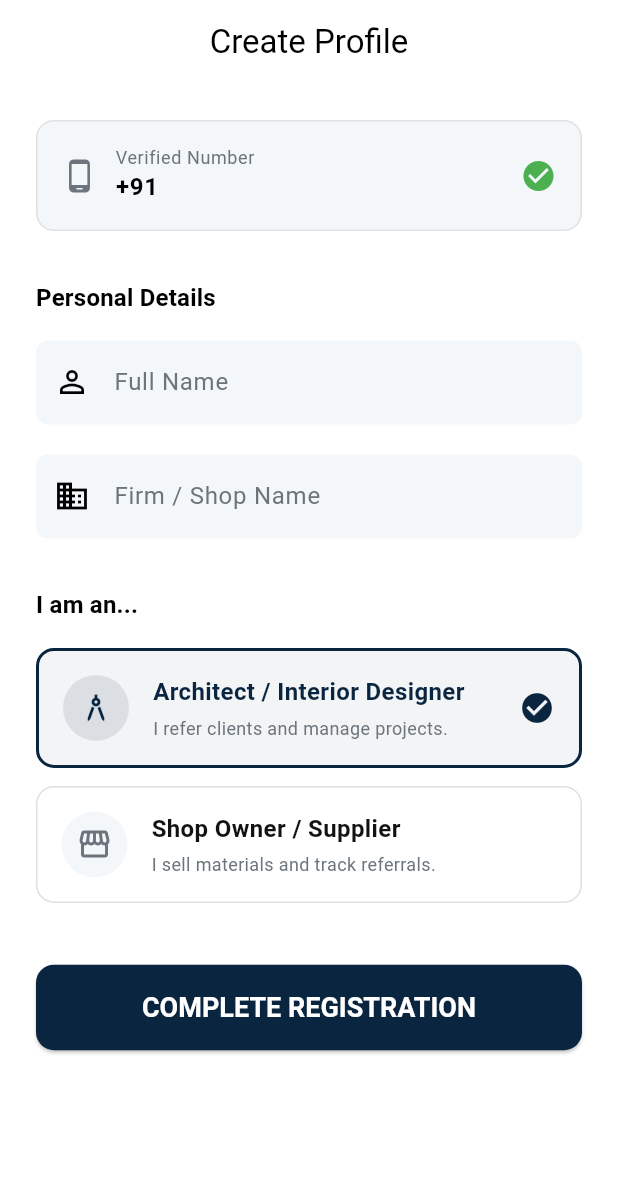
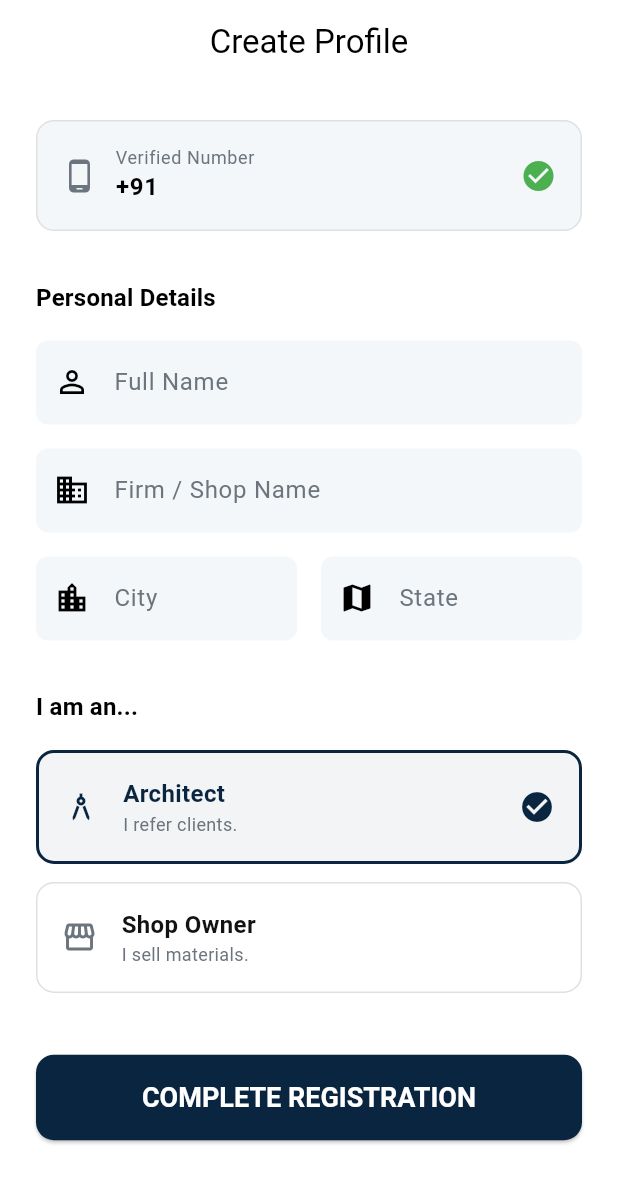
Before and after one commit to goyalankit021/archconnect_app, a Flutter app: the CreateProfileScreen screen opened directly with empty values, on a phone screen of 412 x 824 dp. Shown: the top 1183 px of the screen. Run offline on Flutter 3.47's test engine with Material 3 defaults, Android fonts, the phone set to English and light mode, and no system bars; our stand-ins replace cloud_firestore, firebase_auth, firebase_core, flutter_riverpod, pinput; accounts and stored records are empty; network calls fail; Roboto replaces fonts that are missing (Poppins).

```diff
--- a/lib/features/auth/screens/create_profile_screen.dart
+++ b/lib/features/auth/screens/create_profile_screen.dart
@@ -1,16 +1,14 @@
+import 'package:firebase_auth/firebase_auth.dart';
 import 'package:flutter/material.dart';
 import 'package:flutter_riverpod/flutter_riverpod.dart';
 import '../../../core/theme/app_theme.dart';
+import '../../home/screens/home_screen.dart'; // Ensure this path is correct
 import '../data/user_repository.dart';
-import 'package:firebase_auth/firebase_auth.dart';
-import '../../home/screens/home_screen.dart';
 
-// Define the Roles enum here for now (We will move it to a model later)
 enum UserRole { architect, shopOwner }
 
 class CreateProfileScreen extends ConsumerStatefulWidget {
-  final String phoneNumber; // We pass the verified phone number here
-
+  final String phoneNumber;
   const CreateProfileScreen({super.key, required this.phoneNumber});
 
   @override
@@ -19,48 +17,48 @@ class CreateProfileScreen extends ConsumerStatefulWidget {
 
 class _CreateProfileScreenState extends ConsumerState<CreateProfileScreen> {
   final _formKey = GlobalKey<FormState>();
+
   final TextEditingController _nameController = TextEditingController();
   final TextEditingController _firmController = TextEditingController();
+  final TextEditingController _cityController = TextEditingController();
+  final TextEditingController _stateController = TextEditingController();
 
-  // Default role selection
   UserRole _selectedRole = UserRole.architect;
 
   @override
   void dispose() {
     _nameController.dispose();
     _firmController.dispose();
+    _cityController.dispose();
+    _stateController.dispose();
     super.dispose();
   }
 
   void _onSubmit() async {
     if (_formKey.currentState!.validate()) {
       try {
-        // Show Loading
         ScaffoldMessenger.of(context).showSnackBar(
-          const SnackBar(content: Text("Setting up your account...")),
+          const SnackBar(content: Text("Creating Enterprise Profile...")),
         );
 
         final currentUser = FirebaseAuth.instance.currentUser;
         if (currentUser == null) return;
 
-        // 1. Determine Role String
         final roleString = _selectedRole == UserRole.architect ? 'architect' : 'shop';
 
-        // 2. Call Repository to Save
+        // CALL REPO
         await ref.read(userRepositoryProvider).saveUserProfile(
           user: currentUser,
           name: _nameController.text.trim(),
           firmName: _firmController.text.trim(),
           role: roleString,
+          city: _cityController.text.trim(),
+          state: _stateController.text.trim(),
         );
 
-        // 3. Success! Navigate to Dashboard
         if (!mounted) return;
-        ScaffoldMessenger.of(context).showSnackBar(
-          const SnackBar(content: Text("Profile Created Successfully!")),
-        );
 
-        // NAVIGATE TO HOME SCREEN
+        // SUCCESS
         Navigator.of(context).pushAndRemoveUntil(
           MaterialPageRoute(builder: (context) => const HomeScreen()),
               (route) => false,
@@ -95,7 +93,7 @@ class _CreateProfileScreenState extends ConsumerState<CreateProfileScreen> {
             child: Column(
               crossAxisAlignment: CrossAxisAlignment.start,
               children: [
-                // 1. Phone Number Display (Read Only)
+                // 1. Header Info
                 Container(
                   padding: const EdgeInsets.all(16),
                   decoration: BoxDecoration(
@@ -110,14 +108,8 @@ class _CreateProfileScreenState extends ConsumerState<CreateProfileScreen> {
                       Column(
                         crossAxisAlignment: CrossAxisAlignment.start,
                         children: [
-                          Text(
-                            "Verified Number",
-                            style: textTheme.bodySmall?.copyWith(color: kTextSecondary),
-                          ),
-                          Text(
-                            "+91 ${widget.phoneNumber}", // Display the number passed in
-                            style: textTheme.bodyLarge?.copyWith(fontWeight: FontWeight.bold),
-                          ),
+                          Text("Verified Number", style: textTheme.bodySmall?.copyWith(color: kTextSecondary)),
+                          Text("+91 ${widget.phoneNumber}", style: textTheme.bodyLarge?.copyWith(fontWeight: FontWeight.bold)),
                         ],
                       ),
                       const Spacer(),
@@ -125,66 +117,73 @@ class _CreateProfileScreenState extends ConsumerState<CreateProfileScreen> {
                     ],
                   ),
                 ),
-
                 SizedBox(height: size.height * 0.04),
 
-                // 2. Personal Details
                 Text("Personal Details", style: textTheme.titleMedium?.copyWith(fontWeight: FontWeight.bold)),
                 const SizedBox(height: 16),
 
-                // Name Input
+                // Name
                 TextFormField(
                   controller: _nameController,
                   textCapitalization: TextCapitalization.words,
-                  decoration: const InputDecoration(
-                    labelText: "Full Name",
-                    hintText: "e.g. Ankit Goyal",
-                    prefixIcon: Icon(Icons.person_outline),
-                  ),
-                  validator: (val) => val!.isEmpty ? "Name is required" : null,
+                  decoration: const InputDecoration(labelText: "Full Name", prefixIcon: Icon(Icons.person_outline)),
+                  validator: (val) => val!.isEmpty ? "Required" : null,
                 ),
+                const SizedBox(height: 16),
 
-                const SizedBox(height: 20),
-
-                // Firm Name Input
+                // Firm
                 TextFormField(
                   controller: _firmController,
                   textCapitalization: TextCapitalization.words,
-                  decoration: const InputDecoration(
-                    labelText: "Firm / Shop Name",
-                    hintText: "e.g. Goyal Architects",
-                    prefixIcon: Icon(Icons.business_outlined),
-                  ),
-                  validator: (val) => val!.isEmpty ? "Firm name is required" : null,
+                  decoration: const InputDecoration(labelText: "Firm / Shop Name", prefixIcon: Icon(Icons.business_outlined)),
+                  validator: (val) => val!.isEmpty ? "Required" : null,
+                ),
+                const SizedBox(height: 16),
+
+                // Location Row
+                Row(
+                  children: [
+                    Expanded(
+                      child: TextFormField(
+                        controller: _cityController,
+                        textCapitalization: TextCapitalization.words,
+                        decoration: const InputDecoration(labelText: "City", prefixIcon: Icon(Icons.location_city)),
+                        validator: (val) => val!.isEmpty ? "Required" : null,
+                      ),
+                    ),
+                    const SizedBox(width: 16),
+                    Expanded(
+                      child: TextFormField(
+                        controller: _stateController,
+                        textCapitalization: TextCapitalization.words,
+                        decoration: const InputDecoration(labelText: "State", prefixIcon: Icon(Icons.map)),
+                        validator: (val) => val!.isEmpty ? "Required" : null,
+                      ),
+                    ),
+                  ],
                 ),
 
                 SizedBox(height: size.height * 0.04),
 
-                // 3. Role Selection (The "Identity" Decision)
                 Text("I am an...", style: textTheme.titleMedium?.copyWith(fontWeight: FontWeight.bold)),
                 const SizedBox(height: 16),
 
-                // Architect Option
                 _buildRoleCard(
                   role: UserRole.architect,
-                  title: "Architect / Interior Designer",
-                  subtitle: "I refer clients and manage projects.",
+                  title: "Architect",
+                  subtitle: "I refer clients.",
                   icon: Icons.architecture,
                 ),
-
                 const SizedBox(height: 12),
-
-                // Shop Owner Option
                 _buildRoleCard(
                   role: UserRole.shopOwner,
-                  title: "Shop Owner / Supplier",
-                  subtitle: "I sell materials and track referrals.",
+                  title: "Shop Owner",
+                  subtitle: "I sell materials.",
                   icon: Icons.storefront,
                 ),
 
                 SizedBox(height: size.height * 0.05),
 
-                // 4. Submit Button
                 SizedBox(
                   width: double.infinity,
                   child: ElevatedButton(
@@ -201,62 +200,27 @@ class _CreateProfileScreenState extends ConsumerState<CreateProfileScreen> {
     );
   }
 
-  // Helper widget to build the selection cards
-  Widget _buildRoleCard({
-    required UserRole role,
-    required String title,
-    required String subtitle,
-    required IconData icon,
-  }) {
+  Widget _buildRoleCard({required UserRole role, required String title, required String subtitle, required IconData icon}) {
     final isSelected = _selectedRole == role;
-
     return GestureDetector(
-      onTap: () {
-        setState(() => _selectedRole = role);
-      },
+      onTap: () => setState(() => _selectedRole = role),
       child: Container(
         padding: const EdgeInsets.all(16),
         decoration: BoxDecoration(
           color: isSelected ? kPrimaryColor.withOpacity(0.05) : kBackgroundColor,
           borderRadius: BorderRadius.circular(12),
-          border: Border.all(
-            color: isSelected ? kPrimaryColor : Colors.grey.shade300,
-            width: isSelected ? 2 : 1,
-          ),
+          border: Border.all(color: isSelected ? kPrimaryColor : Colors.grey.shade300, width: isSelected ? 2 : 1),
         ),
         child: Row(
           children: [
-            Container(
-              padding: const EdgeInsets.all(10),
-              decoration: BoxDecoration(
-                color: isSelected ? kPrimaryColor.withOpacity(0.1) : kSurfaceColor,
-                shape: BoxShape.circle,
-              ),
-              child: Icon(icon, color: isSelected ? kPrimaryColor : kTextSecondary),
-            ),
+            Icon(icon, color: isSelected ? kPrimaryColor : kTextSecondary),
             const SizedBox(width: 16),
-            Expanded(
-              child: Column(
-                crossAxisAlignment: CrossAxisAlignment.start,
-                children: [
-                  Text(
-                    title,
-                    style: TextStyle(
-                      fontWeight: FontWeight.bold,
-                      fontSize: 16,
-                      color: isSelected ? kPrimaryColor : kTextPrimary,
-                    ),
-                  ),
-                  const SizedBox(height: 4),
-                  Text(
-                    subtitle,
-                    style: TextStyle(fontSize: 12, color: kTextSecondary),
-                  ),
-                ],
-              ),
-            ),
-            if (isSelected)
-              const Icon(Icons.check_circle, color: kPrimaryColor),
+            Column(crossAxisAlignment: CrossAxisAlignment.start, children: [
+              Text(title, style: TextStyle(fontWeight: FontWeight.bold, fontSize: 16, color: isSelected ? kPrimaryColor : kTextPrimary)),
+              Text(subtitle, style: TextStyle(fontSize: 12, color: kTextSecondary)),
+            ]),
+            const Spacer(),
+            if (isSelected) const Icon(Icons.check_circle, color: kPrimaryColor),
           ],
         ),
       ),
```
Also changed, not shown: lib/features/auth/data/user_repository.dart (+101 -44 lines), lib/features/home/screens/architect_home.dart (+12 -3 lines), lib/features/profile/screens/architect_profile_screen.dart (added, +340 -0 lines).
